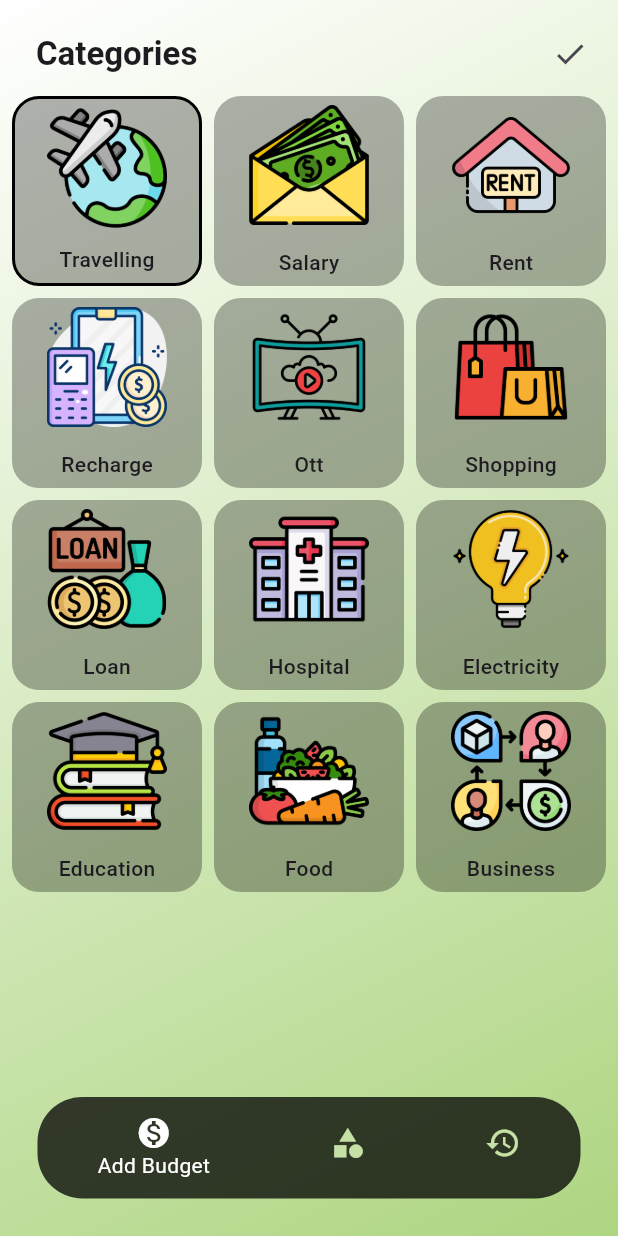
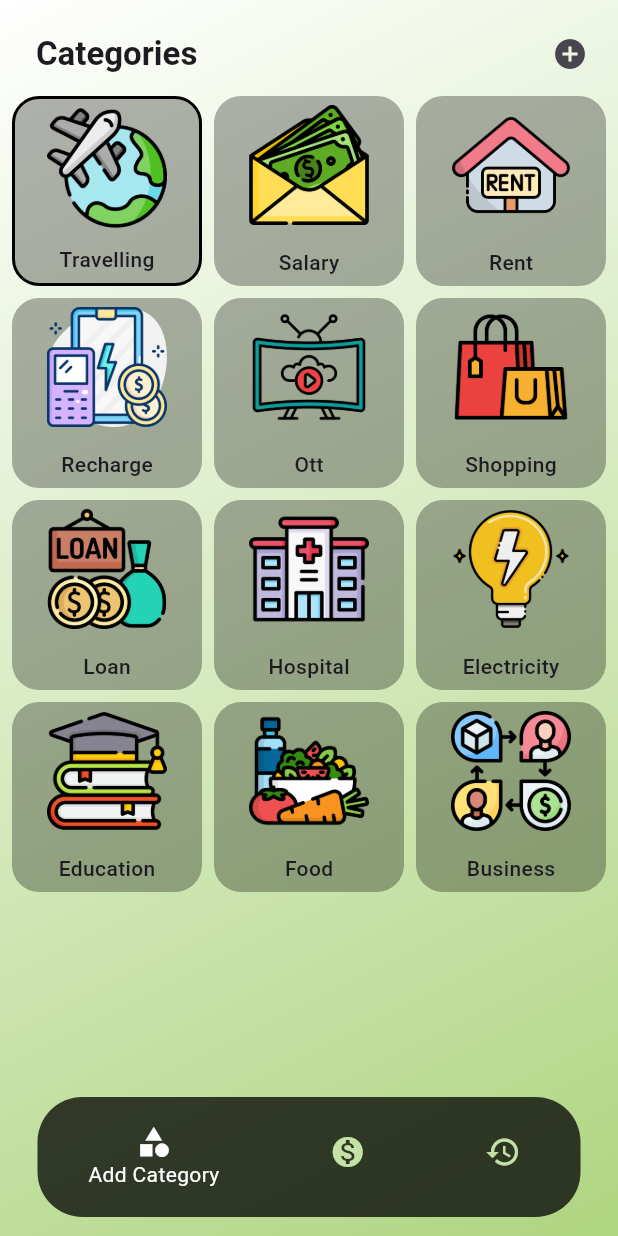
Before and after one commit to vrajGodhani24/budget-tracker, a Flutter app: the screen it shows after launch, after a tap on "Travelling", on a phone screen of 412 x 824 dp. Run offline on Flutter 3.47's test engine with Material 3 defaults, Android fonts, the phone set to English and light mode, and no system bars; our stand-ins replace awesome_snackbar_content, get, sqflite; accounts and stored records are empty.

```diff
--- a/lib/module/helper/database_helper.dart
+++ b/lib/module/helper/database_helper.dart
@@ -1,3 +1,6 @@
+import 'dart:typed_data';
+
+import 'package:expence_tracker/module/views/homepage/model/fetch_category.dart';
 import 'package:path/path.dart';
 import 'package:sqflite/sqflite.dart';
 
@@ -9,7 +12,7 @@ class DBHelper {
   String tableName = "category";
   Database? db;
 
-  initDB() async {
+  Future<Database?> initDB() async {
     String path = await getDatabasesPath();
     String databasePath = join(path, 'budget_tracker.db');
 
@@ -23,5 +26,29 @@ class DBHelper {
         await db.execute(sql);
       },
     );
+    return db;
+  }
+
+  Future<void> insertCategory(
+      String categoryName, Uint8List categoryImage) async {
+    db = await initDB();
+
+    String sql = "INSERT INTO $tableName (catName,catImg) VALUES(?,?)";
+    List args = [categoryName, categoryImage];
+
+    await db!.rawInsert(sql, args);
+  }
+
+  Future<List<FetchedCategory>> fetchCategoryAllData() async {
+    db = await initDB();
+
+    String sql = "SELECT * FROM $tableName";
+
+    List<Map<String, Object?>> data = await db!.rawQuery(sql);
+
+    List<FetchedCategory> fetchedData =
+        data.map((e) => FetchedCategory(catName: "${e['catName']}")).toList();
+
+    return fetchedData;
   }
 }
--- /dev/null
+++ b/lib/module/model/category.dart
@@ -0,0 +1,11 @@
+class CategoryData {
+  String categoryName;
+  String categoryImage;
+  bool isSelect;
+
+  CategoryData({
+    required this.categoryName,
+    required this.categoryImage,
+    required this.isSelect,
+  });
+}
--- a/lib/module/views/homepage/controller/homepage_controller.dart
+++ b/lib/module/views/homepage/controller/homepage_controller.dart
@@ -1,89 +1,145 @@
+import 'package:expence_tracker/module/helper/database_helper.dart';
+import 'package:expence_tracker/module/model/category.dart';
+import 'package:expence_tracker/module/views/homepage/model/fetch_category.dart';
+import 'package:flutter/cupertino.dart';
+import 'package:flutter/material.dart';
 import 'package:get/get.dart';
 
 class HomePageController extends GetxController {
-  RxInt currentPage = 1.obs;
+  RxInt currentPage = 0.obs;
 
-  List<Map<String, dynamic>> allCategory = [
-    {
-      'categoryId': 1,
-      'categoryName': 'Travelling',
-      'categoryImage': 'asset/icon/travelling.png',
-      'isSelect': false,
-    },
-    {
-      'categoryId': 2,
-      'categoryName': 'Salary',
-      'categoryImage': 'asset/icon/salary.png',
-      'isSelect': false,
-    },
-    {
-      'categoryId': 3,
-      'categoryName': 'Rent',
-      'categoryImage': 'asset/icon/rent.png',
-      'isSelect': false,
-    },
-    {
-      'categoryId': 4,
-      'categoryName': 'Recharge',
-      'categoryImage': 'asset/icon/recharge.png',
-      'isSelect': false,
-    },
-    {
-      'categoryId': 5,
-      'categoryName': 'Ott',
-      'categoryImage': 'asset/icon/ott.png',
-      'isSelect': false,
-    },
-    {
-      'categoryId': 6,
-      'categoryName': 'Shopping',
-      'categoryImage': 'asset/icon/online-shopping.png',
-      'isSelect': false,
-    },
-    {
-      'categoryId': 7,
-      'categoryName': 'Loan',
-      'categoryImage': 'asset/icon/loan.png',
-      'isSelect': false,
-    },
-    {
-      'categoryId': 8,
-      'categoryName': 'Hospital',
-      'categoryImage': 'asset/icon/hospital.png',
-      'isSelect': false,
-    },
-    {
-      'categoryId': 9,
-      'categoryName': 'Electricity',
-      'categoryImage': 'asset/icon/electrical-energy.png',
-      'isSelect': false,
-    },
-    {
-      'categoryId': 10,
-      'categoryName': 'Education',
-      'categoryImage': 'asset/icon/education.png',
-      'isSelect': false,
-    },
-    {
-      'categoryId': 11,
-      'categoryName': 'Food',
-      'categoryImage': 'asset/icon/diet.png',
-      'isSelect': false,
-    },
-    {
-      'categoryId': 12,
-      'categoryName': 'Business',
-      'categoryImage': 'asset/icon/business-model.png',
-      'isSelect': false,
-    },
+  List<FetchedCategory> fetchedCategory = [];
+  PageController pageController = PageController();
+  DateTime dateTime = DateTime.now();
+  TimeOfDay timeOfDay = TimeOfDay.now();
+  RxString date = "".obs;
+  RxString time = "".obs;
+
+  List<CategoryData> allCategory = [
+    CategoryData(
+        categoryName: "Travelling",
+        categoryImage: "asset/icon/travelling.png",
+        isSelect: false),
+    CategoryData(
+        categoryName: "Salary",
+        categoryImage: "asset/icon/salary.png",
+        isSelect: false),
+    CategoryData(
+        categoryName: "Rent",
+        categoryImage: "asset/icon/rent.png",
+        isSelect: false),
+    CategoryData(
+        categoryName: "Recharge",
+        categoryImage: "asset/icon/recharge.png",
+        isSelect: false),
+    CategoryData(
+        categoryName: "Ott",
+        categoryImage: "asset/icon/ott.png",
+        isSelect: false),
+    CategoryData(
+        categoryName: "Shopping",
+        categoryImage: "asset/icon/online-shopping.png",
+        isSelect: false),
+    CategoryData(
+        categoryName: "Loan",
+        categoryImage: "asset/icon/loan.png",
+        isSelect: false),
+    CategoryData(
+        categoryName: "Hospital",
+        categoryImage: "asset/icon/hospital.png",
+        isSelect: false),
+    CategoryData(
+        categoryName: "Electricity",
+        categoryImage: "asset/icon/electrical-energy.png",
+        isSelect: false),
+    CategoryData(
+        categoryName: "Education",
+        categoryImage: "asset/icon/education.png",
+        isSelect: false),
+    CategoryData(
+        categoryName: "Food",
+        categoryImage: "asset/icon/diet.png",
+        isSelect: false),
+    CategoryData(
+        categoryName: "Business",
+        categoryImage: "asset/icon/business-model.png",
+        isSelect: false),
   ];
+
+  RxBool isVisible = false.obs;
+
+  @override
+  void onInit() async {
+    super.onInit();
+    fetchedCategory = await DBHelper.dbHelper.fetchCategoryAllData();
+
+    date.value = "${dateTime.day}/${dateTime.month}/${dateTime.year}";
+    time.value =
+        "${timeOfDay.hour}:${timeOfDay.minute} ${timeOfDay.period.name}";
+
+    fetchTimeRemoveCategory();
+  }
+
+  void fetchTimeRemoveCategory() {
+    List<CategoryData> toRemoveCategory = [];
+
+    for (var element in fetchedCategory) {
+      for (var e in allCategory) {
+        if (e.categoryName == element.catName) {
+          toRemoveCategory.add(e);
+        }
+      }
+    }
+
+    allCategory.removeWhere((element) => toRemoveCategory.contains(element));
+    update();
+  }
+
+  void selectDate(DateTime? selectDate) {
+    date.value = "${selectDate!.day}/${selectDate.month}/${selectDate.year}";
+  }
+
+  void selectTime(TimeOfDay? selectTime) {
+    time.value =
+        "${selectTime!.hour}:${selectTime.minute} ${selectTime.period.name}";
+  }
+
+  void iconVisibility() {
+    int bug = 0;
+    for (var element in allCategory) {
+      if (element.isSelect == false) {
+        bug++;
+      }
+    }
+
+    if (bug == allCategory.length) {
+      isVisible.value = false;
+    } else {
+      isVisible.value = true;
+    }
+  }
+
+  void removeCategory(CategoryData data) {
+    allCategory.remove(data);
+    update();
+  }
 
   void changePage(int val) {
     currentPage.value = val;
+    pageController.animateToPage(
+      val,
+      duration: const Duration(milliseconds: 200),
+      curve: Curves.easeInOut,
+    );
   }
 
-  void selectCategory(Map<String, dynamic> data) {
-    data['isSelect'] = !data['isSelect'];
+  void selectCategory(CategoryData data) {
+    data.isSelect = !data.isSelect;
+    update();
+  }
+
+  void uploadedCategory(CategoryData data) {
+    data.isSelect = false;
     update();
   }
 }
--- /dev/null
+++ b/lib/module/views/homepage/model/fetch_category.dart
@@ -0,0 +1,5 @@
+class FetchedCategory {
+  String catName;
+
+  FetchedCategory({required this.catName});
+}
--- /dev/null
+++ b/lib/module/views/homepage/screens/components/categories.dart
@@ -0,0 +1,122 @@
+import 'package:awesome_snackbar_content/awesome_snackbar_content.dart';
+import 'package:expence_tracker/module/helper/database_helper.dart';
+import 'package:expence_tracker/module/views/homepage/controller/homepage_controller.dart';
+import 'package:flutter/material.dart';
+import 'package:flutter/services.dart';
+import 'package:get/get.dart';
+
+class Categories extends StatelessWidget {
+  const Categories({super.key});
+
+  @override
+  Widget build(BuildContext context) {
+    HomePageController homePageController = Get.put(HomePageController());
+
+    Future<void> insertData() async {
+      for (var element in homePageController.allCategory) {
+        if (element.isSelect) {
+          ByteData byteData = await rootBundle.load(element.categoryImage);
+          Uint8List uInt8list = byteData.buffer.asUint8List();
+
+          DBHelper.dbHelper
+              .insertCategory(element.categoryName, uInt8list)
+              .then((value) {
+            homePageController.uploadedCategory(element);
+            homePageController.removeCategory(element);
+            SnackBar snackBar = SnackBar(
+              elevation: 0,
+              behavior: SnackBarBehavior.floating,
+              backgroundColor: Colors.transparent,
+              content: AwesomeSnackbarContent(
+                title: 'Success!',
+                message: 'Category added successfully!!',
+
+                /// change contentType to ContentType.success, ContentType.warning or ContentType.help for variants
+                contentType: ContentType.success,
+              ),
+            );
+            ScaffoldMessenger.of(context)
+              ..hideCurrentSnackBar()
+              ..showSnackBar(snackBar);
+            homePageController.iconVisibility();
+          });
+        }
+      }
+    }
+
+    return CustomScrollView(
+      slivers: [
+        SliverAppBar(
+          title: const Text(
+            "Categories",
+            style: TextStyle(fontWeight: FontWeight.bold),
+          ),
+          actions: [
+            GetBuilder<HomePageController>(builder: (controller) {
+              return Visibility(
+                visible: homePageController.isVisible.value,
+                child: IconButton(
+                  onPressed: () async {
+                    await insertData();
+                  },
+                  icon: const Icon(Icons.add_circle),
+                ),
+              );
+            }),
+          ],
+          backgroundColor: Colors.transparent,
+        ),
+        GetBuilder<HomePageController>(builder: (controller) {
+          return SliverGrid(
+            delegate: SliverChildBuilderDelegate(
+              childCount: homePageController.allCategory.length,
+              (context, index) {
+                return GestureDetector(
+                  onTap: () {
+                    homePageController.selectCategory(
+                      homePageController.allCategory[index],
+                    );
+                    homePageController.iconVisibility();
+                  },
+                  child: Container(
+                    padding: const EdgeInsets.all(6),
+                    decoration: BoxDecoration(
+                      color: Colors.black.withOpacity(0.3),
+                      borderRadius: BorderRadius.circular(18),
+                      border: (homePageController.allCategory[index].isSelect)
+                          ? Border.all(
+                              color: Colors.black,
+                              width: 2,
+                            )
+                          : null,
+                    ),
+                    child: Column(
+                      mainAxisAlignment: MainAxisAlignment.spaceBetween,
+                      children: [
+                        Image.asset(
+                          homePageController.allCategory[index].categoryImage,
+                          height: 80,
+                        ),
+                        Text(
+                          homePageController.allCategory[index].categoryName,
+                          style: const TextStyle(
+                            fontWeight: FontWeight.w500,
+                          ),
+                        ),
+                      ],
+                    ),
+                  ),
+                );
+              },
+            ),
+            gridDelegate: const SliverGridDelegateWithFixedCrossAxisCount(
+              crossAxisCount: 3,
+              crossAxisSpacing: 8,
+              mainAxisSpacing: 8,
+            ),
+          );
+        })
+      ],
+    );
+  }
+}
--- a/lib/module/views/homepage/screens/homepage.dart
+++ b/lib/module/views/homepage/screens/homepage.dart
@@ -1,5 +1,8 @@
-import 'package:expence_tracker/module/helper/database_helper.dart';
 import 'package:expence_tracker/module/views/homepage/controller/homepage_controller.dart';
+import 'package:expence_tracker/module/views/homepage/screens/components/add_budget.dart';
+import 'package:expence_tracker/module/views/homepage/screens/components/budget_history.dart';
+import 'package:expence_tracker/module/views/homepage/screens/components/categories.dart';
+import 'package:flutter/gestures.dart';
 import 'package:flutter/material.dart';
 import 'package:get/get.dart';
 
@@ -9,6 +12,12 @@ class HomePage extends StatelessWidget {
   @override
   Widget build(BuildContext context) {
     HomePageController homePageController = Get.put(HomePageController());
+
+    List<Widget> pages = [
+      const Categories(),
+      const AddBudget(),
+      const BudgetHistory(),
+    ];
 
     return Scaffold(
       body: Container(
@@ -31,77 +40,19 @@ class HomePage extends StatelessWidget {
               flex: 6,
               child: Padding(
                 padding: const EdgeInsets.all(8.0),
-                child: CustomScrollView(
-                  slivers: [
-                    SliverAppBar(
-                      title: const Text(
-                        "Categories",
-                        style: TextStyle(fontWeight: FontWeight.bold),
-                      ),
-                      actions: [
-                        IconButton(
-                          onPressed: () {},
-                          icon: const Icon(Icons.done),
-                        ),
-                      ],
-                      backgroundColor: Colors.transparent,
-                    ),
-                    GetBuilder<HomePageController>(builder: (controller) {
-                      return SliverGrid(
-                        delegate: SliverChildBuilderDelegate(
-                          childCount: homePageController.allCategory.length,
-                          (context, index) => GestureDetector(
-                            onTap: () {
-                              homePageController.selectCategory(
-                                  homePageController.allCategory[index]);
+                child: PageView(
+                  onPageChanged: (val) {
+                    homePageController.changePage(val);
                   },
-                            child: Container(
-                              padding: const EdgeInsets.all(6),
-                              decoration: BoxDecoration(
-                                color: Colors.black.withOpacity(0.3),
-                                borderRadius: BorderRadius.circular(18),
-                                border: (homePageController.allCategory[index]
-                                        ['isSelect'])
-                                    ? Border.all(
-                                        color: Colors.black,
-                                        width: 2,
-                                      )
-                                    : null,
-                              ),
-                              child: Column(
-                                mainAxisAlignment:
-                                    MainAxisAlignment.spaceBetween,
-                                children: [
-                                  Image.asset(
-                                    homePageController.allCategory[index]
-                                        ['categoryImage'],
-                                    height: 80,
-                                  ),
-                                  Text(
-                                    "${homePageController.allCategory[index]['categoryName']}",
-                                    style: const TextStyle(
-                                      fontWeight: FontWeight.w500,
-                                    ),
-                                  ),
-                                ],
-                              ),
-                            ),
-                          ),
-                        ),
-                        gridDelegate:
-                            const SliverGridDelegateWithFixedCrossAxisCount(
-                          crossAxisCount: 3,
-                          crossAxisSpacing: 8,
-                          mainAxisSpacing: 8,
-                        ),
-                      );
-                    })
-                  ],
+                  controller: homePageController.pageController,
+                  children: pages,
                 ),
               ),
             ),
             Expanded(
+              child: SingleChildScrollView(
                 child: Container(
+                  height: 80,
                   margin: const EdgeInsets.all(25),
                   decoration: BoxDecoration(
                     borderRadius: BorderRadius.circular(30),
@@ -119,13 +70,13 @@ class HomePage extends StatelessWidget {
                       unselectedItemColor: Colors.lightGreen.shade200,
                       items: const [
                         BottomNavigationBarItem(
-                        icon: Icon(Icons.monetization_on),
-                        label: 'Add Budget',
+                          icon: Icon(Icons.category),
+                          label: 'Add Category',
                           backgroundColor: Colors.transparent,
                         ),
                         BottomNavigationBarItem(
-                        icon: Icon(Icons.category),
-                        label: 'Add Category',
+                          icon: Icon(Icons.monetization_on),
+                          label: 'Add Budget',
                           backgroundColor: Colors.transparent,
                         ),
                         BottomNavigationBarItem(
@@ -138,6 +89,7 @@ class HomePage extends StatelessWidget {
                   ),
                 ),
               ),
+            ),
           ],
         ),
       ),
--- a/pubspec.yaml
+++ b/pubspec.yaml
@@ -38,6 +38,7 @@ dependencies:
   get:
   path:
   sqflite:
+  awesome_snackbar_content:
 
 dev_dependencies:
   flutter_test:
```
Also changed, not shown: lib/module/views/homepage/screens/components/add_budget.dart (added, +96 -0 lines), lib/module/views/homepage/screens/components/budget_history.dart (added, +25 -0 lines), pubspec.lock. Lines whose indentation alone changed are shown as unchanged.
